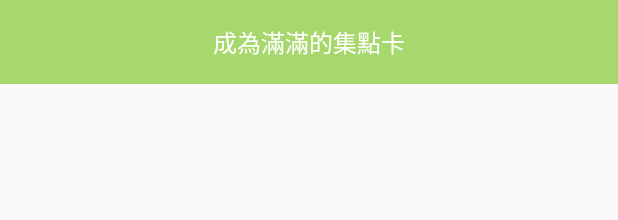
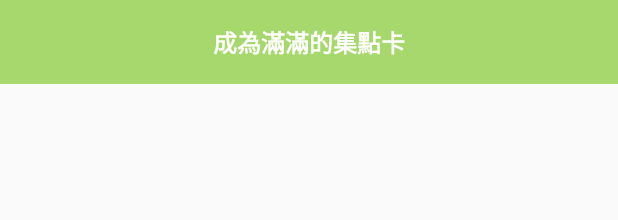
Before and after one commit to aptx113/Owaste, an Android app: the layout fragment_loyalty_card.xml on its own in the app's theme, with its tools: preview values and no code run, on a phone screen of 412 x 824 dp. Shown: the top 220 px of the screen. Run offline under Robolectric (Android 15) with nearby library versions, the phone set to English and light mode, and no system bars.

Commit message:
create bg_loyalty_card for gradient background of cv_loyalty_card

```diff
--- a/app/src/main/res/layout/fragment_loyalty_card.xml
+++ b/app/src/main/res/layout/fragment_loyalty_card.xml
@@ -1,8 +1,8 @@
 <?xml version="1.0" encoding="utf-8"?>
-<androidx.constraintlayout.widget.ConstraintLayout
-    xmlns:android="http://schemas.android.com/apk/res/android"
+<androidx.constraintlayout.widget.ConstraintLayout xmlns:android="http://schemas.android.com/apk/res/android"
     xmlns:app="http://schemas.android.com/apk/res-auto"
     xmlns:tools="http://schemas.android.com/tools"
+    android:id="@+id/cl_loyalty_card"
     android:layout_width="match_parent"
     android:layout_height="match_parent"
     tools:context=".LoyaltyCardFragment">
@@ -30,9 +30,20 @@
         android:text="@string/txt_loyalty_card"
         android:textColor="@color/white_FFFFFF"
         android:textSize="16sp"
+        android:textStyle="bold"
         app:layout_constraintBottom_toBottomOf="@+id/tb_loyalty_card"
         app:layout_constraintEnd_toEndOf="@+id/tb_loyalty_card"
         app:layout_constraintStart_toStartOf="@+id/tb_loyalty_card"
         app:layout_constraintTop_toTopOf="@+id/tb_loyalty_card" />
 
+    <androidx.recyclerview.widget.RecyclerView
+        android:id="@+id/rv_loyalty_card"
+        android:layout_width="0dp"
+        android:layout_height="0dp"
+        android:visibility="gone"
+        app:layout_constraintBottom_toBottomOf="parent"
+        app:layout_constraintEnd_toEndOf="parent"
+        app:layout_constraintStart_toStartOf="parent"
+        app:layout_constraintTop_toBottomOf="@+id/tb_loyalty_card" />
+
 </androidx.constraintlayout.widget.ConstraintLayout>
--- a/app/src/main/res/values/colors.xml
+++ b/app/src/main/res/values/colors.xml
@@ -8,4 +8,7 @@
     <color name="white_alpha_150">#96FFFFFF</color>
     <color name="transparent_00FFFFFF">#00FFFFFF</color>
     <color name="dark_green_89B358">#89B358</color>
+    <color name="light_green_alpha184">#B8A7D86D</color>
+    <color name="yellow_alpha184">#B8ECD56F</color>
+    <color name="orange_alpha184">#B8ECD56F</color>
 </resources>
```
Also changed, not shown: app/src/main/res/drawable/bg_loyalty_card.xml (added, +7 -0 lines), app/src/main/res/layout/item_loyalty_card.xml (added, +24 -0 lines).
